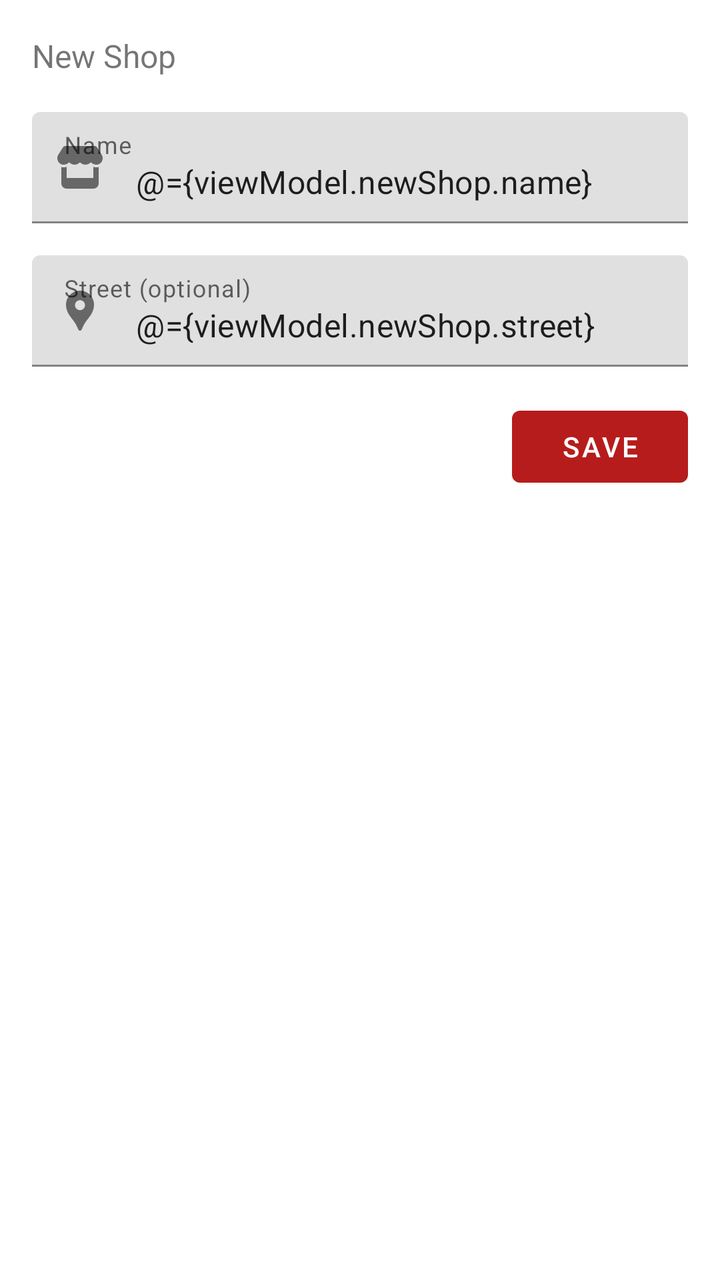
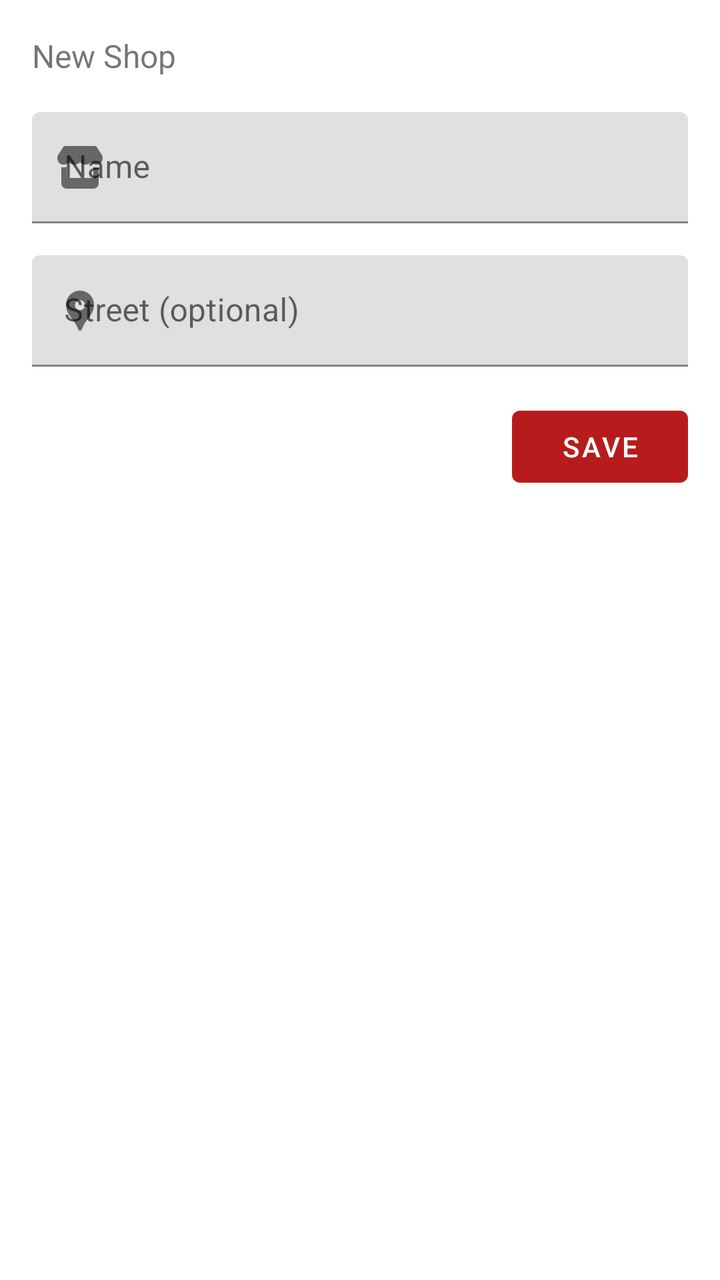

Compare the two renders of this Android layout. The source of the first and the diff that turns it into the second are given below.
<!-- AndroidManifest.xml: application theme Theme.DroidFridge -->
<!-- res/layout/fragment_add_shop.xml -->
<?xml version="1.0" encoding="utf-8"?>
<layout
    xmlns:android="http://schemas.android.com/apk/res/android"
    xmlns:tools="http://schemas.android.com/tools"
    xmlns:app="http://schemas.android.com/apk/res-auto"
    tools:context="de.wackernagel.droidfridge.fragment.AddShopFragment">
    <data>
        <variable
            name="viewModel"
            type="de.wackernagel.droidfridge.viewmodel.AddShopViewModel" />
    </data>
    <androidx.core.widget.NestedScrollView
        android:layout_width="match_parent"
        android:layout_height="wrap_content">
        <androidx.constraintlayout.widget.ConstraintLayout
            android:layout_width="match_parent"
            android:layout_height="wrap_content"
            android:paddingBottom="16dp"
            android:paddingStart="16dp"
            android:paddingEnd="16dp">

            <TextView
                android:id="@+id/headline"
                android:layout_width="match_parent"
                android:layout_height="56dp"
                android:gravity="center_vertical"
                android:text="@string/add_shop_title"
                android:textSize="16sp"
                android:textColor="@color/black_title_color"
                app:layout_constraintStart_toStartOf="parent"
                app:layout_constraintTop_toTopOf="parent"
                app:layout_constraintEnd_toEndOf="parent"
                />

            <com.google.android.material.textfield.TextInputLayout
                android:id="@+id/nameField"
                android:layout_width="match_parent"
                android:layout_height="wrap_content"
                android:hint="@string/add_shop_field_name"
                app:startIconDrawable="@drawable/ic_store_24"
                app:layout_constraintStart_toStartOf="parent"
                app:layout_constraintTop_toBottomOf="@+id/headline"
                app:layout_constraintEnd_toEndOf="parent">

                <com.google.android.material.textfield.TextInputEditText
                    android:id="@+id/nameFieldInput"
                    android:layout_width="match_parent"
                    android:layout_height="wrap_content"
                    android:text="@={viewModel.newShop.name}"
                    android:nextFocusForward="@+id/streetNameFieldInput"
                    android:imeOptions="actionNext"
                    android:inputType="text"
                    />

            </com.google.android.material.textfield.TextInputLayout>

            <com.google.android.material.textfield.TextInputLayout
                android:id="@+id/streetNameField"
                android:layout_width="match_parent"
                android:layout_height="wrap_content"
                android:layout_marginTop="16dp"
                android:hint="@string/add_shop_field_street"
                app:startIconDrawable="@drawable/ic_location_24"
                app:layout_constraintStart_toStartOf="parent"
                app:layout_constraintTop_toBottomOf="@+id/nameField"
                app:layout_constraintEnd_toEndOf="parent">

                <com.google.android.material.textfield.TextInputEditText
                    android:id="@+id/streetNameFieldInput"
                    android:layout_width="match_parent"
                    android:layout_height="wrap_content"
                    android:text="@={viewModel.newShop.street}"
                    android:nextFocusForward="@+id/saveButton"
                    android:imeOptions="actionDone"
                    android:inputType="text"
                    />

            </com.google.android.material.textfield.TextInputLayout>

            <Button
                android:id="@+id/saveButton"
                android:layout_width="wrap_content"
                android:layout_height="wrap_content"
                android:layout_marginTop="16dp"
                android:onClick="@{() -> viewModel.addShop()}"
                android:text="@string/add_shop_button"
                app:layout_constraintEnd_toEndOf="parent"
                app:layout_constraintTop_toBottomOf="@+id/streetNameField" />

        </androidx.constraintlayout.widget.ConstraintLayout>
    </androidx.core.widget.NestedScrollView>
</layout>
<!-- resources referenced by this layout -->
<resources>
  <color name="black_title_color">#8A000000</color>
  <!-- drawable ic_location_24 (drawable) -->
  <vector xmlns:android="http://schemas.android.com/apk/res/android"
      android:height="24dp"
      android:tint="#000000"
      android:viewportHeight="24"
      android:viewportWidth="24"
      android:width="24dp">
        
      <path android:fillColor="@android:color/white" android:pathData="M12,2L12,2C8.13,2 5,5.13 5,9c0,1.74 0.5,3.37 1.41,4.84c0.95,1.54 2.2,2.86 3.16,4.4c0.47,0.75 0.81,1.45 1.17,2.26C11,21.05 11.21,22 12,22h0c0.79,0 1,-0.95 1.25,-1.5c0.37,-0.81 0.7,-1.51 1.17,-2.26c0.96,-1.53 2.21,-2.85 3.16,-4.4C18.5,12.37 19,10.74 19,9C19,5.13 15.87,2 12,2zM12,11.75c-1.38,0 -2.5,-1.12 -2.5,-2.5s1.12,-2.5 2.5,-2.5s2.5,1.12 2.5,2.5S13.38,11.75 12,11.75z"/>
      
  </vector>
  <!-- drawable ic_store_24 (drawable) -->
  <vector xmlns:android="http://schemas.android.com/apk/res/android"
      android:height="24dp"
      android:viewportHeight="576"
      android:viewportWidth="576"
      android:width="24dp"
      android:tint="#000000">
        
      <path android:fillColor="@android:color/white" android:pathData="M547.6,135.8 L490.3,45.1C485.2,37 476.1,32 466.4,32L109.6,32c-9.7,0 -18.8,5 -23.9,13.1l-57.4,90.7c-29.6,46.8 -3.4,111.9 51.9,119.4 4,0.5 8.1,0.8 12.1,0.8 26.1,0 49.3,-11.4 65.2,-29 15.9,17.6 39.1,29 65.2,29 26.1,0 49.3,-11.4 65.2,-29 15.9,17.6 39.1,29 65.2,29 26.2,0 49.3,-11.4 65.2,-29 16,17.6 39.1,29 65.2,29 4.1,0 8.1,-0.3 12.1,-0.8 55.5,-7.4 81.8,-72.5 52.1,-119.4zM499.7,286.9c0,0 0,0 -0.1,0 -5.3,0.7 -10.7,1.1 -16.2,1.1 -12.4,0 -24.3,-1.9 -35.4,-5.3L448,416L128,416L128,282.6c-11.2,3.5 -23.2,5.4 -35.6,5.4 -5.5,0 -11,-0.4 -16.3,-1.1L76,286.9c-4.1,-0.6 -8.1,-1.3 -12,-2.3L64,416 64,480c0,35.3 28.7,64 64,64h320c35.3,0 64,-28.7 64,-64L512,416 512,284.6c-4,1 -8,1.8 -12.3,2.3z"/>
      
  </vector>
  <string name="add_shop_button">Save</string>
  <string name="add_shop_field_name">Name</string>
  <string name="add_shop_field_street">Street (optional)</string>
  <string name="add_shop_title">New Shop</string>
  <style name="Theme.DroidFridge" parent="Base.Theme.DroidFridge" />
  <style name="Base.Theme.DroidFridge" parent="Theme.MaterialComponents.DayNight.NoActionBar">
          <item name="colorPrimary">@color/primary900</item>
          <item name="colorPrimaryVariant">@color/primary900</item>
          <item name="colorOnPrimary">@color/white</item>
          <item name="colorSecondary">@color/secondary200</item>
          <item name="colorSecondaryVariant">@color/secondary700</item>
          <item name="colorOnSecondary">@color/black</item>
  
          <item name="android:statusBarColor">?attr/colorPrimary</item>
          <item name="android:windowLightStatusBar">false</item>
  
          <item name="bottomSheetDialogTheme">@style/BottomSheetDialog</item>
      </style>
  <color name="primary900">#B71C1C</color>
  <color name="white">#FFFFFFFF</color>
  <color name="secondary200">#ffca7f</color>
  <color name="secondary700">#f57902</color>
  <color name="black">#FF000000</color>
  <style name="BottomSheetDialog" parent="Theme.MaterialComponents.DayNight.BottomSheetDialog">
          <item name="android:windowIsFloating">false</item>
          <item name="android:windowSoftInputMode">adjustResize</item>
      </style>
</resources>

<!-- the commit's change to res/layout/fragment_add_shop.xml (unified diff, before → after) -->
@@ -1,92 +1,82 @@
 <?xml version="1.0" encoding="utf-8"?>
-<layout
+<androidx.core.widget.NestedScrollView
     xmlns:android="http://schemas.android.com/apk/res/android"
     xmlns:tools="http://schemas.android.com/tools"
     xmlns:app="http://schemas.android.com/apk/res-auto"
-    tools:context="de.wackernagel.droidfridge.fragment.AddShopFragment">
-    <data>
-        <variable
-            name="viewModel"
-            type="de.wackernagel.droidfridge.viewmodel.AddShopViewModel" />
-    </data>
-    <androidx.core.widget.NestedScrollView
+    tools:context="de.wackernagel.droidfridge.fragment.AddShopFragment"
+    android:layout_width="match_parent"
+    android:layout_height="wrap_content">
+    <androidx.constraintlayout.widget.ConstraintLayout
         android:layout_width="match_parent"
-        android:layout_height="wrap_content">
-        <androidx.constraintlayout.widget.ConstraintLayout
+        android:layout_height="wrap_content"
+        android:paddingBottom="16dp"
+        android:paddingStart="16dp"
+        android:paddingEnd="16dp">
+
+        <TextView
+            android:id="@+id/headline"
+            android:layout_width="match_parent"
+            android:layout_height="56dp"
+            android:gravity="center_vertical"
+            android:text="@string/add_shop_title"
+            android:textSize="16sp"
+            android:textColor="@color/black_title_color"
+            app:layout_constraintStart_toStartOf="parent"
+            app:layout_constraintTop_toTopOf="parent"
+            app:layout_constraintEnd_toEndOf="parent"
+            />
+
+        <com.google.android.material.textfield.TextInputLayout
+            android:id="@+id/nameField"
             android:layout_width="match_parent"
             android:layout_height="wrap_content"
-            android:paddingBottom="16dp"
-            android:paddingStart="16dp"
-            android:paddingEnd="16dp">
+            android:hint="@string/add_shop_field_name"
+            app:startIconDrawable="@drawable/ic_store_24"
+            app:layout_constraintStart_toStartOf="parent"
+            app:layout_constraintTop_toBottomOf="@+id/headline"
+            app:layout_constraintEnd_toEndOf="parent">
 
-            <TextView
-                android:id="@+id/headline"
+            <com.google.android.material.textfield.TextInputEditText
+                android:id="@+id/nameFieldInput"
                 android:layout_width="match_parent"
-                android:layout_height="56dp"
-                android:gravity="center_vertical"
-                android:text="@string/add_shop_title"
-                android:textSize="16sp"
-                android:textColor="@color/black_title_color"
-                app:layout_constraintStart_toStartOf="parent"
-                app:layout_constraintTop_toTopOf="parent"
-                app:layout_constraintEnd_toEndOf="parent"
+                android:layout_height="wrap_content"
+                android:nextFocusForward="@+id/streetNameFieldInput"
+                android:imeOptions="actionNext"
+                android:inputType="text"
                 />
 
-            <com.google.android.material.textfield.TextInputLayout
-                android:id="@+id/nameField"
+        </com.google.android.material.textfield.TextInputLayout>
+
+        <com.google.android.material.textfield.TextInputLayout
+            android:id="@+id/streetNameField"
+            android:layout_width="match_parent"
+            android:layout_height="wrap_content"
+            android:layout_marginTop="16dp"
+            android:hint="@string/add_shop_field_street"
+            app:startIconDrawable="@drawable/ic_location_24"
+            app:layout_constraintStart_toStartOf="parent"
+            app:layout_constraintTop_toBottomOf="@+id/nameField"
+            app:layout_constraintEnd_toEndOf="parent">
+
+            <com.google.android.material.textfield.TextInputEditText
+                android:id="@+id/streetNameFieldInput"
                 android:layout_width="match_parent"
                 android:layout_height="wrap_content"
-                android:hint="@string/add_shop_field_name"
-                app:startIconDrawable="@drawable/ic_store_24"
-                app:layout_constraintStart_toStartOf="parent"
-                app:layout_constraintTop_toBottomOf="@+id/headline"
-                app:layout_constraintEnd_toEndOf="parent">
+                android:nextFocusForward="@+id/saveButton"
+                android:imeOptions="actionDone"
+                android:inputType="text"
+                />
 
-                <com.google.android.material.textfield.TextInputEditText
-                    android:id="@+id/nameFieldInput"
-                    android:layout_width="match_parent"
-                    android:layout_height="wrap_content"
-                    android:text="@={viewModel.newShop.name}"
-                    android:nextFocusForward="@+id/streetNameFieldInput"
-                    android:imeOptions="actionNext"
-                    android:inputType="text"
-                    />
+        </com.google.android.material.textfield.TextInputLayout>
 
-            </com.google.android.material.textfield.TextInputLayout>
+        <Button
+            android:id="@+id/saveButton"
+            android:layout_width="wrap_content"
+            android:layout_height="wrap_content"
+            android:layout_marginTop="16dp"
+            android:text="@string/add_shop_button"
+            app:layout_constraintEnd_toEndOf="parent"
+            app:layout_constraintTop_toBottomOf="@+id/streetNameField" />
 
-            <com.google.android.material.textfield.TextInputLayout
-                android:id="@+id/streetNameField"
-                android:layout_width="match_parent"
-                android:layout_height="wrap_content"
-                android:layout_marginTop="16dp"
-                android:hint="@string/add_shop_field_street"
-                app:startIconDrawable="@drawable/ic_location_24"
-                app:layout_constraintStart_toStartOf="parent"
-                app:layout_constraintTop_toBottomOf="@+id/nameField"
-                app:layout_constraintEnd_toEndOf="parent">
-
-                <com.google.android.material.textfield.TextInputEditText
-                    android:id="@+id/streetNameFieldInput"
-                    android:layout_width="match_parent"
-                    android:layout_height="wrap_content"
-                    android:text="@={viewModel.newShop.street}"
-                    android:nextFocusForward="@+id/saveButton"
-                    android:imeOptions="actionDone"
-                    android:inputType="text"
-                    />
-
-            </com.google.android.material.textfield.TextInputLayout>
-
-            <Button
-                android:id="@+id/saveButton"
-                android:layout_width="wrap_content"
-                android:layout_height="wrap_content"
-                android:layout_marginTop="16dp"
-                android:onClick="@{() -> viewModel.addShop()}"
-                android:text="@string/add_shop_button"
-                app:layout_constraintEnd_toEndOf="parent"
-                app:layout_constraintTop_toBottomOf="@+id/streetNameField" />
-
-        </androidx.constraintlayout.widget.ConstraintLayout>
-    </androidx.core.widget.NestedScrollView>
-</layout>
+    </androidx.constraintlayout.widget.ConstraintLayout>
+</androidx.core.widget.NestedScrollView>
